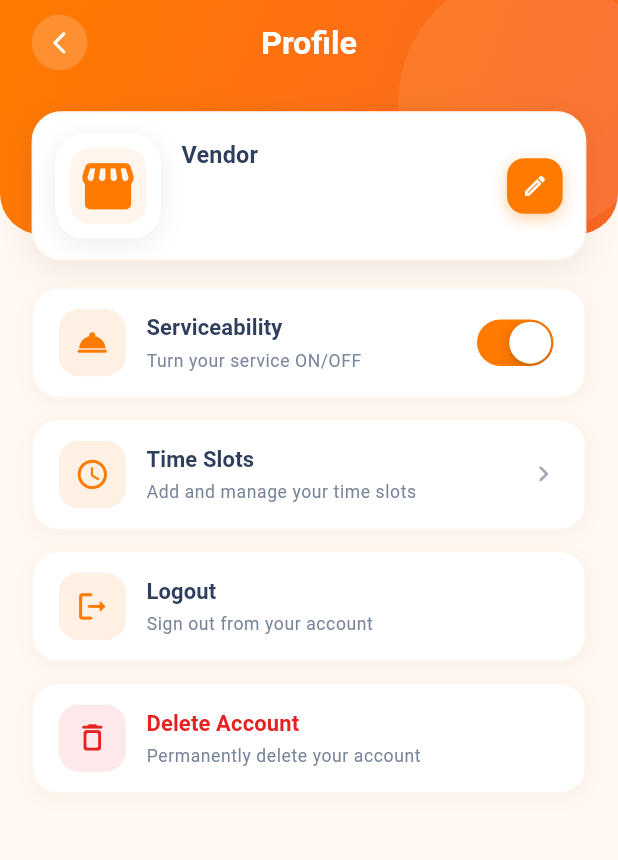
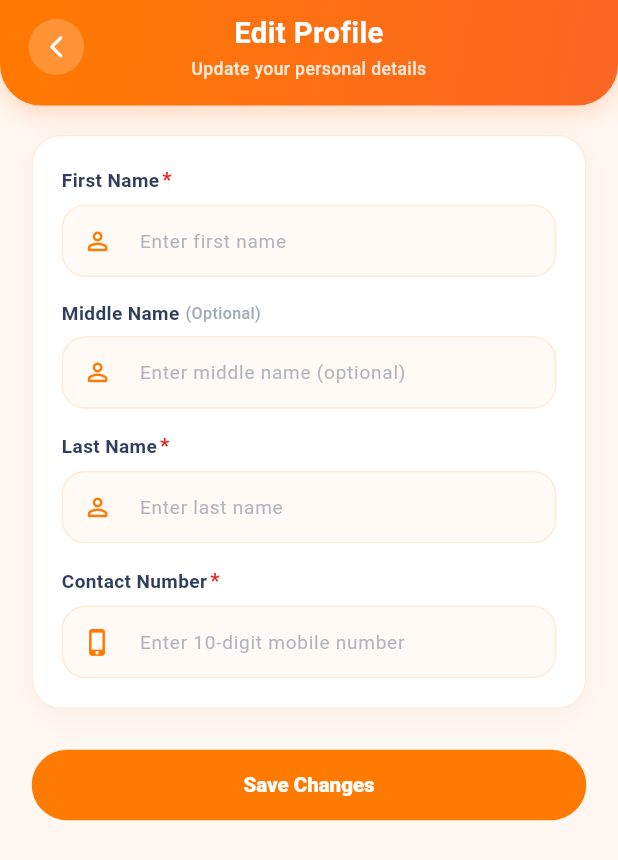
Before and after one commit to sneha-neosao/NSDeliveryVendorApp, a Flutter app: the SettingsScreen screen opened by its route, after a tap on the "edit" icon, on a phone screen of 412 x 824 dp. Shown: the top 860 px of the screen. Run offline on Flutter 3.47's test engine with Material 3 defaults, Android fonts, the phone set to English and light mode, and no system bars; our stand-ins replace connectivity_plus, dio, easy_localization, equatable, firebase_core, firebase_messaging and 11 more; missing offline and left inert: gif_view, tanstack_query; accounts and stored records are empty; network calls fail; Roboto replaces fonts that are missing (Geist).

Commit message:
edit profile ui added

```diff
--- /dev/null
+++ b/lib/src/features/settings/presentation/pages/edit_profile_screen.dart
@@ -0,0 +1,173 @@
+import 'package:flutter/material.dart';
+import 'package:flutter_bloc/flutter_bloc.dart';
+import 'package:flutter_screenutil/flutter_screenutil.dart';
+import '../../../../configs/injector/injector_conf.dart';
+import '../../../../core/blocs/theme/theme_bloc.dart';
+import '../../../../core/blocs/translate/translate_bloc.dart';
+import '../../../../core/extensions/integer_sizedbox_extension.dart';
+import '../../../../core/session/session_manager.dart';
+import '../../../../core/theme/app_color.dart';
+import '../../../widgets/app_button_widget.dart';
+import '../../bloc/profile_bloc/profile_bloc.dart';
+import '../widgets/edit_profile_header_widget.dart';
+import '../widgets/edit_profile_input_widget.dart';
+
+/// Edit Profile Screen displaying form inputs for First Name, Middle Name, Last Name, and Contact Number.
+class EditProfileScreen extends StatefulWidget {
+  const EditProfileScreen({super.key});
+
+  @override
+  State<EditProfileScreen> createState() => _EditProfileScreenState();
+}
+
+class _EditProfileScreenState extends State<EditProfileScreen> {
+  final _formKey = GlobalKey<FormState>();
+
+  final TextEditingController _firstNameController = TextEditingController();
+  final TextEditingController _middleNameController = TextEditingController();
+  final TextEditingController _lastNameController = TextEditingController();
+  final TextEditingController _contactController = TextEditingController();
+
+  bool _isLoading = false;
+  bool _isDataPopulated = false;
+
+  @override
+  void initState() {
+    super.initState();
+    _loadInitialSessionData();
+  }
+
+  @override
+  void dispose() {
+    _firstNameController.dispose();
+    _middleNameController.dispose();
+    _lastNameController.dispose();
+    _contactController.dispose();
+    super.dispose();
+  }
+
+  /// Sanitizes API values: ignores "string", "null", or empty strings so textfields stay empty with hints
+  String? _cleanString(String? val) {
+    if (val == null) return null;
+    final trimmed = val.trim();
+    if (trimmed.isEmpty ||
+        trimmed.toLowerCase() == 'string' ||
+        trimmed.toLowerCase() == 'null') {
+      return null;
+    }
+    return trimmed;
+  }
+
+  Future<void> _loadInitialSessionData() async {
+    final session = await SessionManager.getUserSession();
+    final restaurant = session?.data?.restaurant;
+
+    if (restaurant != null && mounted && !_isDataPopulated) {
+      setState(() {
+        final fName = _cleanString(restaurant.firstName);
+        final mName = _cleanString(restaurant.middleName);
+        final lName = _cleanString(restaurant.lastName);
+
+        if (_firstNameController.text.isEmpty && fName != null) {
+          _firstNameController.text = fName;
+        }
+        if (_middleNameController.text.isEmpty && mName != null) {
+          _middleNameController.text = mName;
+        }
+        if (_lastNameController.text.isEmpty && lName != null) {
+          _lastNameController.text = lName;
+        }
+      });
+    }
+  }
+
+  void _handleSaveProfile() {
+    primaryFocus?.unfocus();
+
+    if (_formKey.currentState?.validate() ?? false) {
+      // Profile form inputs validated
+    }
+  }
+
+  @override
+  Widget build(BuildContext context) {
+    return MultiBlocProvider(
+      providers: [
+        BlocProvider(
+          create: (_) => getIt<ProfileBloc>()..add(FetchProfileEvent()),
+        ),
+        BlocProvider(create: (_) => getIt<ThemeBloc>()),
+        BlocProvider(create: (_) => getIt<TranslateBloc>()),
+      ],
+      child: BlocListener<ProfileBloc, ProfileState>(
+        listener: (context, state) {
+          if (state is ProfileSuccessState) {
+            final profile = state.data.data;
+            if (profile != null && mounted && !_isDataPopulated) {
+              setState(() {
+                _isDataPopulated = true;
+                final fName = _cleanString(profile.firstName);
+                final mName = _cleanString(profile.middleName);
+                final lName = _cleanString(profile.lastName);
+                final contact = _cleanString(profile.entityContact);
+
+                _firstNameController.text = fName ?? '';
+                _middleNameController.text = mName ?? '';
+                _lastNameController.text = lName ?? '';
+                _contactController.text = contact ?? '';
+              });
+            }
+          }
+        },
+        child: Scaffold(
+          backgroundColor: AppColor.white,
+          body: Column(
+            children: [
+              // ── Top Header ──────────────────────────────────────────
+              const EditProfileHeaderWidget(
+                title: 'Edit Profile',
+                subtitle: 'Update your personal details',
+              ),
+
+              // ── Scrollable Form Body ────────────────────────────────
+              Expanded(
+                child: SingleChildScrollView(
+                  physics: const AlwaysScrollableScrollPhysics(),
+                  padding: EdgeInsets.only(
+                    left: 20.w,
+                    right: 20.w,
+                    top: 20.h,
+                    bottom: 24.h,
+                  ),
+                  child: Form(
+                    key: _formKey,
+                    child: Column(
+                      crossAxisAlignment: CrossAxisAlignment.start,
+                      children: [
+                        // Input Form Container
+                        EditProfileInputWidget(
+                          firstNameController: _firstNameController,
+                          middleNameController: _middleNameController,
+                          lastNameController: _lastNameController,
+                          contactController: _contactController,
+                        ),
+                        28.hS,
+
+                        // Save Changes Button
+                        AppButtonWidget(
+                          text: 'Save Changes',
+                          isLoading: _isLoading,
+                          onPressed: _handleSaveProfile,
+                        ),
+                      ],
+                    ),
+                  ),
+                ),
+              ),
+            ],
+          ),
+        ),
+      ),
+    );
+  }
+}
--- a/lib/src/features/settings/presentation/pages/settings_screen.dart
+++ b/lib/src/features/settings/presentation/pages/settings_screen.dart
@@ -39,20 +39,27 @@ class _SettingsScreenState extends State<SettingsScreen> {
     _loadVendorSession();
   }
 
+  String? _cleanString(String? val) {
+    if (val == null) return null;
+    final trimmed = val.trim();
+    if (trimmed.isEmpty ||
+        trimmed.toLowerCase() == 'string' ||
+        trimmed.toLowerCase() == 'null') {
+      return null;
+    }
+    return trimmed;
+  }
+
   Future<void> _loadVendorSession() async {
     final session = await SessionManager.getUserSession();
     final restaurant = session?.data?.restaurant;
 
     if (restaurant != null && mounted) {
       setState(() {
-        if (restaurant.entityName != null &&
-            restaurant.entityName!.trim().isNotEmpty) {
-          _storeName = restaurant.entityName!;
-        }
-        if (restaurant.email != null &&
-            restaurant.email!.trim().isNotEmpty) {
-          _email = restaurant.email!;
-        }
+        final entity = _cleanString(restaurant.entityName);
+        final mail = _cleanString(restaurant.email);
+        if (entity != null) _storeName = entity;
+        if (mail != null) _email = mail;
       });
     }
   }
@@ -81,18 +88,14 @@ class _SettingsScreenState extends State<SettingsScreen> {
                 final profile = state.data.data;
                 if (profile != null && mounted) {
                   setState(() {
-                    if (profile.entityName != null &&
-                        profile.entityName!.trim().isNotEmpty) {
-                      _storeName = profile.entityName!;
-                    }
-                    if (profile.email != null &&
-                        profile.email!.trim().isNotEmpty) {
-                      _email = profile.email!;
-                    }
-                    if (profile.entityContact != null &&
-                        profile.entityContact!.trim().isNotEmpty) {
-                      _phone = profile.entityContact!;
-                    }
+                    final entity = _cleanString(profile.entityName);
+                    final mail = _cleanString(profile.email);
+                    final contact = _cleanString(profile.entityContact);
+
+                    if (entity != null) _storeName = entity;
+                    if (mail != null) _email = mail;
+                    if (contact != null) _phone = contact;
+
                     // Serviceability toggle based on auto_is_serviceable flag
                     if (profile.autoIsServiceable != null) {
                       _isServiceOn = profile.autoIsServiceable!;
@@ -190,7 +193,8 @@ class _SettingsScreenState extends State<SettingsScreen> {
                         storeName: _storeName,
                         email: _email,
                         phoneNumber: _phone,
-                        onEditTap: () {},
+                        onEditTap: () =>
+                            context.push(AppRoute.editProfile.path),
                       ),
                       18.hS,
                       // Settings Menu List Options
--- /dev/null
+++ b/lib/src/features/settings/presentation/widgets/edit_profile_header_widget.dart
@@ -0,0 +1,117 @@
+import 'package:flutter/material.dart';
+import 'package:flutter_screenutil/flutter_screenutil.dart';
+import 'package:go_router/go_router.dart';
+import '../../../../core/extensions/integer_sizedbox_extension.dart';
+import '../../../../core/theme/app_color.dart';
+import '../../../../core/theme/app_font.dart';
+
+class EditProfileHeaderWidget extends StatelessWidget {
+  final String title;
+  final String? subtitle;
+  final VoidCallback? onBackTap;
+
+  const EditProfileHeaderWidget({
+    super.key,
+    this.title = 'Edit Profile',
+    this.subtitle = 'Update your personal details',
+    this.onBackTap,
+  });
+
+  @override
+  Widget build(BuildContext context) {
+    final topPadding = MediaQuery.of(context).padding.top;
+
+    return Container(
+      width: double.infinity,
+      padding: EdgeInsets.only(
+        top: topPadding + 8.h,
+        left: 18.w,
+        right: 18.w,
+        bottom: 16.h,
+      ),
+      decoration: BoxDecoration(
+        gradient: const LinearGradient(
+          begin: Alignment.topLeft,
+          end: Alignment.bottomRight,
+          colors: [
+            AppColor.primary,
+            AppColor.darkOrange,
+          ],
+        ),
+        borderRadius: BorderRadius.only(
+          bottomLeft: Radius.circular(28.r),
+          bottomRight: Radius.circular(28.r),
+        ),
+        boxShadow: [
+          BoxShadow(
+            color: AppColor.darkOrange.withValues(alpha: 0.25),
+            blurRadius: 14,
+            offset: const Offset(0, 4),
+            spreadRadius: 0,
+          ),
+        ],
+      ),
+      child: Row(
+        children: [
+          // Left Back Button
+          GestureDetector(
+            onTap: onBackTap ?? () => context.pop(),
+            behavior: HitTestBehavior.opaque,
+            child: Container(
+              width: 38.r,
+              height: 38.r,
+              decoration: BoxDecoration(
+                shape: BoxShape.circle,
+                color: AppColor.pureWhite.withValues(alpha: 0.2),
+              ),
+              child: Icon(
+                Icons.arrow_back_ios_new_rounded,
+                color: AppColor.pureWhite,
+                size: 18.r,
+              ),
+            ),
+          ),
+          12.wS,
+
+          // Center Title + Subtitle
+          Expanded(
+            child: Column(
+              mainAxisSize: MainAxisSize.min,
+              children: [
+                Text(
+                  title,
+                  textAlign: TextAlign.center,
+                  softWrap: true,
+                  overflow: TextOverflow.ellipsis,
+                  style: AppFont.style(
+                    color: AppColor.pureWhite,
+                    fontSize: 20.sp,
+                    fontWeight: FontWeight.w700,
+                  ),
+                ),
+                if (subtitle != null && subtitle!.isNotEmpty) ...[
+                  2.hS,
+                  Text(
+                    subtitle!,
+                    textAlign: TextAlign.center,
+                    softWrap: true,
+                    overflow: TextOverflow.ellipsis,
+                    style: AppFont.style(
+                      color: AppColor.pureWhite.withValues(alpha: 0.85),
+                      fontSize: 12.sp,
+                      fontWeight: FontWeight.w500,
+                    ),
+                  ),
+                ],
+              ],
+            ),
+          ),
+          12.wS,
+
+          // Right Spacer to balance the back button
+          SizedBox(width: 38.r),
+        ],
+      ),
+    );
+  }
+}
--- /dev/null
+++ b/lib/src/features/settings/presentation/widgets/edit_profile_input_widget.dart
@@ -0,0 +1,123 @@
+import 'package:flutter/material.dart';
+import 'package:flutter/services.dart';
+import 'package:flutter_screenutil/flutter_screenutil.dart';
+import '../../../../core/extensions/integer_sizedbox_extension.dart';
+import '../../../../core/theme/app_color.dart';
+import 'edit_profile_textfield_widget.dart';
+
+class EditProfileInputWidget extends StatelessWidget {
+  final TextEditingController firstNameController;
+  final TextEditingController middleNameController;
+  final TextEditingController lastNameController;
+  final TextEditingController contactController;
+
+  const EditProfileInputWidget({
+    super.key,
+    required this.firstNameController,
+    required this.middleNameController,
+    required this.lastNameController,
+    required this.contactController,
+  });
+
+  @override
+  Widget build(BuildContext context) {
+    return Container(
+      width: double.infinity,
+      padding: EdgeInsets.symmetric(horizontal: 18.w, vertical: 20.h),
+      decoration: BoxDecoration(
+        color: AppColor.pureWhite,
+        borderRadius: BorderRadius.circular(20.r),
+        border: Border.all(
+          color: AppColor.border.withValues(alpha: 0.6),
+          width: 1.r,
+        ),
+        boxShadow: [
+          BoxShadow(
+            color: AppColor.black.withValues(alpha: 0.04),
+            blurRadius: 14,
+            offset: const Offset(0, 4),
+            spreadRadius: 0,
+          ),
+        ],
+      ),
+      child: Column(
+        crossAxisAlignment: CrossAxisAlignment.start,
+        children: [
+          // 1. First Name (Required)
+          EditProfileTextField(
+            label: 'First Name',
+            hintText: 'Enter first name',
+            prefixIcon: Icons.person_outline_rounded,
+            controller: firstNameController,
+            isRequired: true,
+            textCapitalization: TextCapitalization.words,
+            validator: (value) {
+              if (value == null || value.trim().isEmpty) {
+                return 'Please enter first name';
+              }
+              if (value.trim().length < 2) {
+                return 'First name must be at least 2 characters';
+              }
+              return null;
+            },
+          ),
+          16.hS,
+
+          // 2. Middle Name (Optional)
+          EditProfileTextField(
+            label: 'Middle Name',
+            hintText: 'Enter middle name (optional)',
+            prefixIcon: Icons.person_outline_rounded,
+            controller: middleNameController,
+            isRequired: false,
+            textCapitalization: TextCapitalization.words,
+          ),
+          16.hS,
+
+          // 3. Last Name (Required)
+          EditProfileTextField(
+            label: 'Last Name',
+            hintText: 'Enter last name',
+            prefixIcon: Icons.person_outline_rounded,
+            controller: lastNameController,
+            isRequired: true,
+            textCapitalization: TextCapitalization.words,
+            validator: (value) {
+              if (value == null || value.trim().isEmpty) {
+                return 'Please enter last name';
+              }
+              if (value.trim().length < 2) {
+                return 'Last name must be at least 2 characters';
+              }
+              return null;
+            },
+          ),
+          16.hS,
+
+          // 4. Contact Number (Required)
+          EditProfileTextField(
+            label: 'Contact Number',
+            hintText: 'Enter 10-digit mobile number',
+            prefixIcon: Icons.phone_iphone_rounded,
+            controller: contactController,
+            isRequired: true,
+            keyboardType: TextInputType.phone,
+            inputFormatters: [
+              FilteringTextInputFormatter.digitsOnly,
+              LengthLimitingTextInputFormatter(10),
+            ],
+            validator: (value) {
+              if (value == null || value.trim().isEmpty) {
+                return 'Please enter contact number';
+              }
+              if (value.trim().length != 10) {
+                return 'Please enter a valid 10-digit contact number';
+              }
+              return null;
+            },
+          ),
+        ],
+      ),
+    );
+  }
+}
--- /dev/null
+++ b/lib/src/features/settings/presentation/widgets/edit_profile_textfield_widget.dart
@@ -0,0 +1,150 @@
+import 'package:flutter/material.dart';
+import 'package:flutter/services.dart';
+import 'package:flutter_screenutil/flutter_screenutil.dart';
+import '../../../../core/extensions/integer_sizedbox_extension.dart';
+import '../../../../core/theme/app_color.dart';
+import '../../../../core/theme/app_font.dart';
+
+class EditProfileTextField extends StatelessWidget {
+  final String label;
+  final String hintText;
+  final IconData prefixIcon;
+  final TextEditingController? controller;
+  final bool isRequired;
+  final TextInputType keyboardType;
+  final List<TextInputFormatter>? inputFormatters;
+  final ValueChanged<String>? onChanged;
+  final String? Function(String?)? validator;
+  final TextCapitalization textCapitalization;
+
+  const EditProfileTextField({
+    super.key,
+    required this.label,
+    required this.hintText,
+    required this.prefixIcon,
+    this.controller,
+    this.isRequired = false,
+    this.keyboardType = TextInputType.text,
+    this.inputFormatters,
+    this.onChanged,
+    this.validator,
+    this.textCapitalization = TextCapitalization.words,
+  });
+
+  @override
+  Widget build(BuildContext context) {
+    return Column(
+      crossAxisAlignment: CrossAxisAlignment.start,
+      children: [
+        // Field Label with Optional / Required Indicator
+        Row(
+          children: [
+            Text(
+              label,
+              style: AppFont.style(
+                color: AppColor.charcoal,
+                fontSize: 13.sp,
+                fontWeight: FontWeight.w600,
+              ),
+            ),
+            if (isRequired) ...[
+              2.wS,
+              Text(
+                '*',
+                style: AppFont.style(
+                  color: AppColor.bright_red,
+                  fontSize: 14.sp,
+                  fontWeight: FontWeight.w700,
+                ),
+              ),
+            ] else ...[
+              4.wS,
+              Text(
+                '(Optional)',
+                style: AppFont.style(
+                  color: AppColor.slateGrey.withValues(alpha: 0.7),
+                  fontSize: 11.sp,
+                  fontWeight: FontWeight.w500,
+                ),
+              ),
+            ],
+          ],
+        ),
+        6.hS,
+
+        // Input Field
+        TextFormField(
+          controller: controller,
+          onChanged: onChanged,
+          validator: validator,
+          keyboardType: keyboardType,
+          inputFormatters: inputFormatters,
+          textCapitalization: textCapitalization,
+          autovalidateMode: AutovalidateMode.onUserInteraction,
+          style: AppFont.style(
+            color: AppColor.charcoal,
+            fontSize: 14.sp,
+            fontWeight: FontWeight.w600,
+          ),
+          decoration: InputDecoration(
+            hintText: hintText,
+            hintStyle: AppFont.style(
+              color: AppColor.slateGrey.withValues(alpha: 0.6),
+              fontSize: 13.sp,
+              fontWeight: FontWeight.w400,
+            ),
+            prefixIcon: Icon(
+              prefixIcon,
+              color: AppColor.primary,
+              size: 20.r,
+            ),
+            filled: true,
+            fillColor: AppColor.whiteShade,
+            contentPadding:
+                EdgeInsets.symmetric(vertical: 14.h, horizontal: 16.w),
+            border: OutlineInputBorder(
+              borderRadius: BorderRadius.circular(16.r),
+              borderSide: BorderSide(
+                color: AppColor.border.withValues(alpha: 0.6),
+                width: 1.r,
+              ),
+            ),
+            enabledBorder: OutlineInputBorder(
+              borderRadius: BorderRadius.circular(16.r),
+              borderSide: BorderSide(
+                color: AppColor.border.withValues(alpha: 0.6),
+                width: 1.r,
+              ),
+            ),
+            focusedBorder: OutlineInputBorder(
+              borderRadius: BorderRadius.circular(16.r),
+              borderSide: BorderSide(
+                color: AppColor.primary,
+                width: 1.5.r,
+              ),
+            ),
+            errorBorder: OutlineInputBorder(
+              borderRadius: BorderRadius.circular(16.r),
+              borderSide: BorderSide(
+                color: AppColor.bright_red,
+                width: 1.r,
+              ),
+            ),
+            focusedErrorBorder: OutlineInputBorder(
+              borderRadius: BorderRadius.circular(16.r),
+              borderSide: BorderSide(
+                color: AppColor.bright_red,
+                width: 1.5.r,
+              ),
+            ),
+            errorStyle: AppFont.style(
+              color: AppColor.bright_red,
+              fontSize: 11.sp,
+              fontWeight: FontWeight.w500,
+            ),
+          ),
+        ),
+      ],
+    );
+  }
+}
--- a/lib/src/remote/models/profile_model/profile_response.dart
+++ b/lib/src/remote/models/profile_model/profile_response.dart
@@ -101,7 +101,11 @@ class ProfileData {
 
   String get fullName {
     final parts = [firstName, middleName, lastName]
-        .where((e) => e != null && e.trim().isNotEmpty)
+        .where((e) =>
+            e != null &&
+            e.trim().isNotEmpty &&
+            e.trim().toLowerCase() != 'string' &&
+            e.trim().toLowerCase() != 'null')
         .join(' ');
     return parts.isNotEmpty ? parts : (entityName ?? 'Vendor');
   }
--- a/lib/src/routes/app_route_conf.dart
+++ b/lib/src/routes/app_route_conf.dart
@@ -55,6 +55,13 @@ class AppRouteConf {
         name: AppRoute.forgotPassword.name,
         pageBuilder: (context, state) {
           return _fadePage(const ForgotPasswordScreen());
+        },
+      ),
+      GoRoute(
+        path: AppRoute.editProfile.path,
+        name: AppRoute.editProfile.name,
+        pageBuilder: (context, state) {
+          return _fadePage(const EditProfileScreen());
         },
       ),
       StatefulShellRoute.indexedStack(
--- a/lib/src/routes/app_route_path.dart
+++ b/lib/src/routes/app_route_path.dart
@@ -9,7 +9,8 @@ enum AppRoute {
   orderDetails(path: "/order_details"),
   slots(path: "/slots"),
   changePassword(path: "/change_password"),
-  forgotPassword(path: "/forgot_password");
+  forgotPassword(path: "/forgot_password"),
+  editProfile(path: "/edit_profile");
 
   final String path;
 
--- a/lib/src/routes/routes.dart
+++ b/lib/src/routes/routes.dart
@@ -10,3 +10,4 @@ export '../features/orders/presentation/pages/order_details_screen.dart';
 export '../features/settings/presentation/pages/slot_screen.dart';
 export '../features/settings/presentation/pages/change_password_screen.dart';
 export '../features/login/presentation/pages/forgot_password_screen.dart';
+export '../features/settings/presentation/pages/edit_profile_screen.dart';
```
